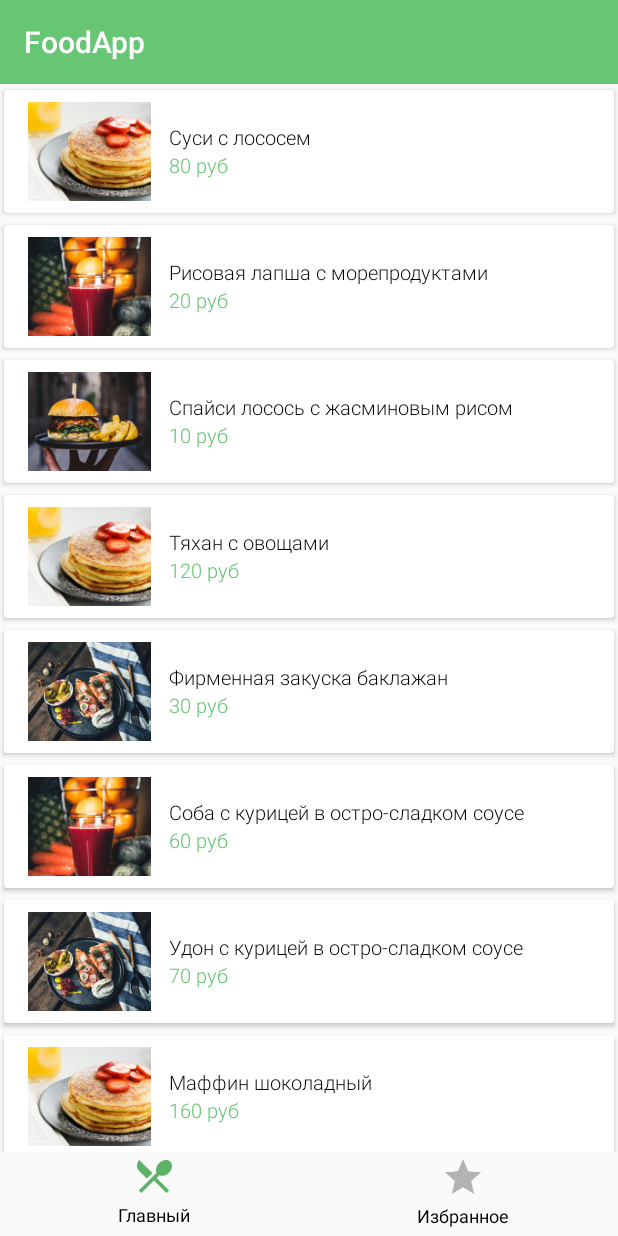
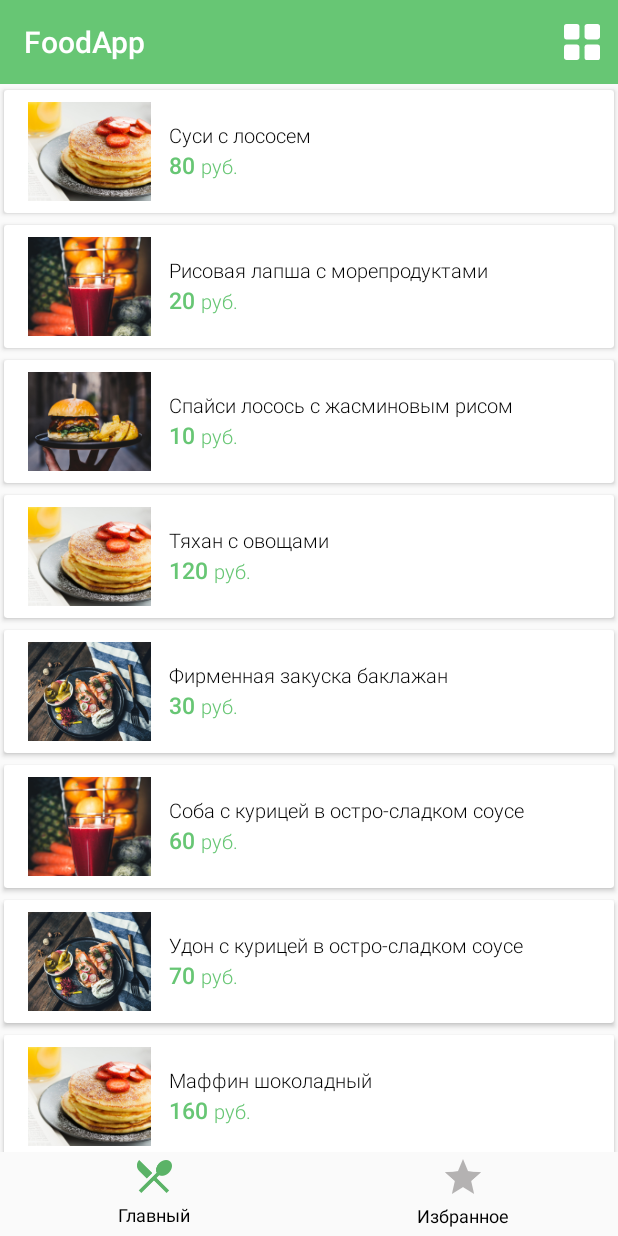
Before and after one commit to sp0xffwork/rebrain-android, an Android app: the screen it shows after launch (MainActivity), after a tap on an icon or button, on a phone screen of 412 x 824 dp. Run offline under Robolectric (Android 15) with nearby library versions, the phone set to English and light mode, and no system bars; our stand-ins replace Timber.

Commit message:
переключение вида

```diff
--- a/app/src/main/java/com/pavel/rebrain/screen/main/list/FoodListRecyclerViewAdapter.kt
+++ b/app/src/main/java/com/pavel/rebrain/screen/main/list/FoodListRecyclerViewAdapter.kt
@@ -11,7 +11,7 @@ import com.bumptech.glide.Glide
 import com.pavel.rebrain.App
 import com.pavel.rebrain.R
 import com.pavel.rebrain.domain.Product
-import kotlinx.android.synthetic.main.element.view.*
+import kotlinx.android.synthetic.main.element_list.view.*
 import timber.log.Timber
 
 /**
@@ -20,13 +20,30 @@ import timber.log.Timber
 class FoodListRecyclerViewAdapter(private var foodList: MutableList<Product>) :
     RecyclerView.Adapter<FoodListRecyclerViewAdapter.Holder>() {
 
+    enum class TableMode {
+        List, Grid
+    }
+
+    private var grid: Boolean = false
+
+    fun setTabledMode(mode: TableMode) {
+        grid = mode == TableMode.Grid
+        notifyDataSetChanged()
+    }
+
     fun setFoodList(foodList: MutableList<Product>) {
         this.foodList = foodList
         notifyDataSetChanged()
     }
 
     override fun onCreateViewHolder(parent: ViewGroup, viewType: Int): Holder {
-        val holder = Holder(parent, LayoutInflater.from(parent.context).inflate(R.layout.element, parent, false))
+        val elementResId = if (grid) {
+            R.layout.element_grid
+        } else {
+            R.layout.element_list
+        }
+        val v = LayoutInflater.from(parent.context).inflate(elementResId, parent, false)
+        val holder = Holder(parent, v)
         Timber.tag(App.APP_LOG_TAG).i("onCreateViewHolder ${parent.context}")
         return holder
     }
@@ -50,7 +67,7 @@ class FoodListRecyclerViewAdapter(private var foodList: MutableList<Product>) :
         fun bind(data: Product) {
             productNameView.text = data.name
             @SuppressLint("SetTextI18n")
-            productPriceView.text = "${data.id * 10} руб"
+            productPriceView.text = "${data.id * 10}"
 
             Glide
                 .with(parent.context)
@@ -62,8 +79,6 @@ class FoodListRecyclerViewAdapter(private var foodList: MutableList<Product>) :
                         else -> R.drawable.pic_4
                     }
                 )
-                //.skipMemoryCache(true)
-                //.diskCacheStrategy(DiskCacheStrategy.NONE)
                 .placeholder(R.drawable.eda)
                 .error(R.mipmap.ic_launcher)
                 .centerCrop()
--- /dev/null
+++ b/app/src/main/res/drawable/ic_menu_grid.xml
@@ -0,0 +1,15 @@
+<vector android:height="24dp" android:viewportHeight="14"
+    android:viewportWidth="14" android:width="24dp" xmlns:android="http://schemas.android.com/apk/res/android">
+    <path android:fillColor="#FFFFFF" android:fillType="evenOdd"
+        android:pathData="M1,8L5,8L5,8C5.5523,8 6,8.4477 6,9L6,13L6,13C6,13.5523 5.5523,14 5,14L1,14L1,14C0.4477,14 0,13.5523 0,13L0,9L-0,9C-0,8.4477 0.4477,8 1,8Z"
+        android:strokeColor="#00000000" android:strokeWidth="1"/>
+    <path android:fillColor="#FFFFFF" android:fillType="evenOdd"
+        android:pathData="M9,8L13,8A1,1 0,0 1,14 9L14,13A1,1 0,0 1,13 14L9,14A1,1 0,0 1,8 13L8,9A1,1 0,0 1,9 8z"
+        android:strokeColor="#00000000" android:strokeWidth="1"/>
+    <path android:fillColor="#FFFFFF" android:fillType="evenOdd"
+        android:pathData="M1,0L5,0A1,1 0,0 1,6 1L6,5A1,1 0,0 1,5 6L1,6A1,1 0,0 1,0 5L0,1A1,1 0,0 1,1 0z"
+        android:strokeColor="#00000000" android:strokeWidth="1"/>
+    <path android:fillColor="#FFFFFF" android:fillType="evenOdd"
+        android:pathData="M9,0L13,0L13,0C13.5523,-0 14,0.4477 14,1L14,5L14,5C14,5.5523 13.5523,6 13,6L9,6L9,6C8.4477,6 8,5.5523 8,5L8,1L8,1C8,0.4477 8.4477,-0 9,-0Z"
+        android:strokeColor="#00000000" android:strokeWidth="1"/>
+</vector>
--- /dev/null
+++ b/app/src/main/res/drawable/ic_menu_list.xml
@@ -0,0 +1,10 @@
+<vector xmlns:android="http://schemas.android.com/apk/res/android"
+    android:width="40dp"
+    android:height="40dp"
+    android:tint="#FFFFFF"
+    android:viewportWidth="24.0"
+    android:viewportHeight="24.0">
+    <path
+        android:fillColor="#FF000000"
+        android:pathData="M3,15h18v-2L3,13v2zM3,19h18v-2L3,17v2zM3,11h18L21,9L3,9v2zM3,5v2h18L21,5L3,5z" />
+</vector>
--- a/app/src/main/res/layout/element.xml
+++ b/app/src/main/res/layout/element_list.xml
@@ -37,12 +37,27 @@
                 android:textAppearance="@style/CardFoodNameText"
                 tools:text="Салат из морских водорослей с ореховым соусом" />
 
-            <TextView
-                android:id="@+id/textProductPrice"
+            <LinearLayout
+                android:id="@+id/layoutProductPrice"
+                android:orientation="horizontal"
                 android:layout_width="match_parent"
-                android:layout_height="wrap_content"
-                android:textAppearance="@style/CardFoodPriceText"
-                tools:text="450 руб." />
+                android:layout_height="wrap_content">
+
+                <TextView
+                    android:id="@+id/textProductPrice"
+                    android:layout_width="wrap_content"
+                    android:layout_height="wrap_content"
+                    android:textAppearance="@style/CardFoodPriceText"
+                    tools:text="450" />
+
+                <TextView
+                    android:layout_marginLeft="4dp"
+                    android:layout_width="wrap_content"
+                    android:layout_height="wrap_content"
+                    android:textAppearance="@style/CardFoodPriceMoneyText"
+                    android:text="руб." />
+
+            </LinearLayout>
 
         </LinearLayout>
 
--- /dev/null
+++ b/app/src/main/res/menu/main_tab.xml
@@ -0,0 +1,9 @@
+<?xml version="1.0" encoding="utf-8"?>
+<menu xmlns:android="http://schemas.android.com/apk/res/android"
+    xmlns:app="http://schemas.android.com/apk/res-auto">
+    <item
+        android:id="@+id/menu_button"
+        android:icon="@drawable/ic_menu_grid"
+        android:title="@null"
+        app:showAsAction="always" />
+</menu>
--- a/app/src/main/res/values/text_styles.xml
+++ b/app/src/main/res/values/text_styles.xml
@@ -70,8 +70,23 @@
         <item name="android:textColor">#67c674</item>
     </style>
 
+    <style name="LightFont.Bold">
+        <item name="android:textStyle">bold</item>
+    </style>
+
+    <style name="LightFont.Bold.15">
+        <item name="android:textSize">15sp</item>
+    </style>
+
+    <style name="LightFont.Bold.15.Green">
+        <item name="android:textColor">#67c674</item>
+    </style>
+
+
     <style name="CardFoodNameText" parent="LightFont.Normal.13.Black"/>
 
-    <style name="CardFoodPriceText" parent="LightFont.Normal.15.Green"/>
+    <style name="CardFoodPriceText" parent="LightFont.Bold.15.Green"/>
+
+    <style name="CardFoodPriceMoneyText" parent="LightFont.Normal.15.Green"/>
 
 </resources>
```
Also changed, not shown: app/src/main/java/com/pavel/rebrain/screen/main/tabs/MainTabFragment.kt (+84 -4 lines), app/src/main/res/layout/element_grid.xml (added, +62 -0 lines).
